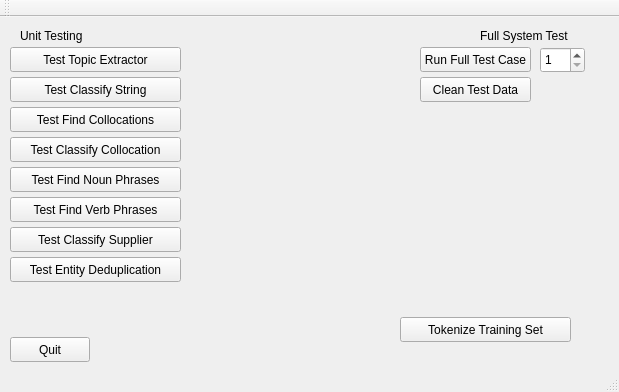
Above: mainwindow.ui from ismith1024/4905 before the change. Below: the same form after it.
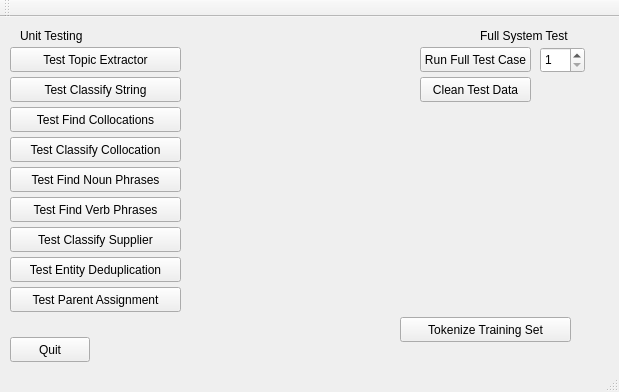
That is the form after the change.

Commit message: Component parents

What changed in the file:
```diff
--- a/mainwindow.ui
+++ b/mainwindow.ui
@@ -212,6 +212,19 @@
      <string>Clean Test Data</string>
     </property>
    </widget>
+   <widget class="QPushButton" name="pushButton_7">
+    <property name="geometry">
+     <rect>
+      <x>10</x>
+      <y>270</y>
+      <width>171</width>
+      <height>25</height>
+     </rect>
+    </property>
+    <property name="text">
+     <string>Test Parent Assignment</string>
+    </property>
+   </widget>
   </widget>
   <widget class="QToolBar" name="mainToolBar">
    <attribute name="toolBarArea">
```
The commit also changes 6 other files.
